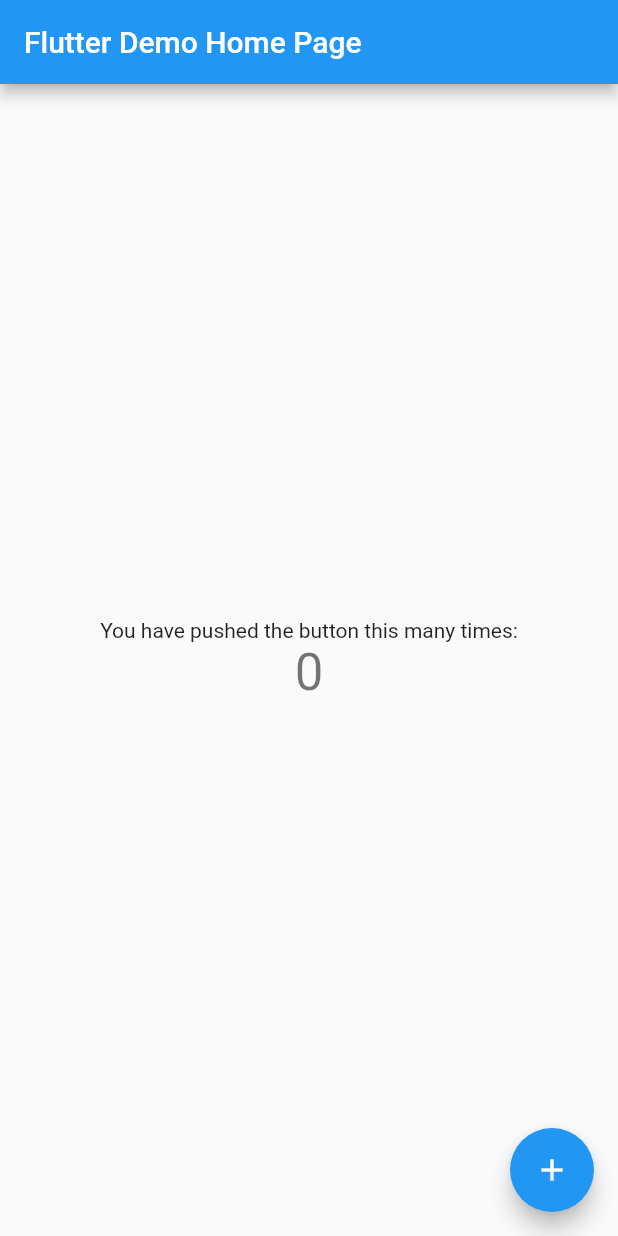
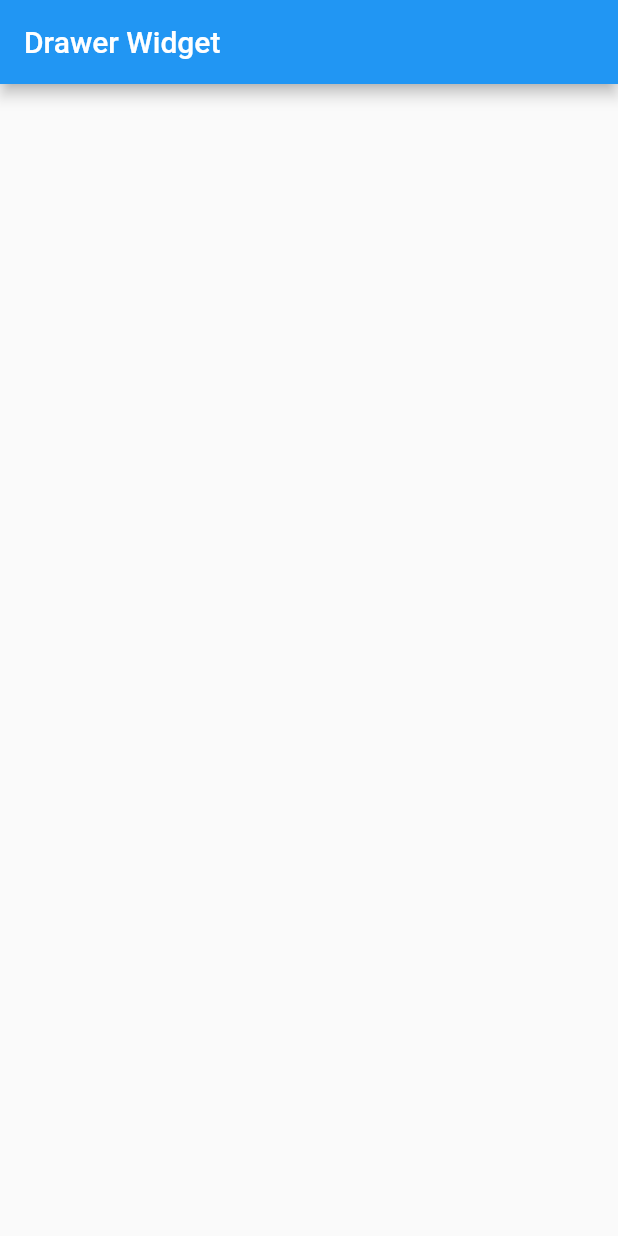
Before and after one commit to furkandeveloper/drawer_widget, a Flutter app: the screen it shows after launch, on a phone screen of 412 x 824 dp. Run offline on Flutter 3.47's test engine with Material 2 defaults, Android fonts, the phone set to English and light mode, and no system bars.

Commit message:
project update

```diff
--- a/drawer_widget/lib/main.dart
+++ b/drawer_widget/lib/main.dart
@@ -1,111 +1,16 @@
+import 'package:drawer_widget/screens/homePageScreen.dart';
 import 'package:flutter/material.dart';
 
-void main() => runApp(MyApp());
+void main() {
+  runApp(HomePage());
+}
 
-class MyApp extends StatelessWidget {
-  // This widget is the root of your application.
+class HomePage extends StatelessWidget {
   @override
   Widget build(BuildContext context) {
     return MaterialApp(
-      title: 'Flutter Demo',
-      theme: ThemeData(
-        // This is the theme of your application.
-        //
-        // Try running your application with "flutter run". You'll see the
-        // application has a blue toolbar. Then, without quitting the app, try
-        // changing the primarySwatch below to Colors.green and then invoke
-        // "hot reload" (press "r" in the console where you ran "flutter run",
-        // or simply save your changes to "hot reload" in a Flutter IDE).
-        // Notice that the counter didn't reset back to zero; the application
-        // is not restarted.
-        primarySwatch: Colors.blue,
-      ),
-      home: MyHomePage(title: 'Flutter Demo Home Page'),
+      home: HomePageScreen(),
     );
   }
+
 }
-
-class MyHomePage extends StatefulWidget {
-  MyHomePage({Key key, this.title}) : super(key: key);
-
-  // This widget is the home page of your application. It is stateful, meaning
-  // that it has a State object (defined below) that contains fields that affect
-  // how it looks.
-
-  // This class is the configuration for the state. It holds the values (in this
-  // case the title) provided by the parent (in this case the App widget) and
-  // used by the build method of the State. Fields in a Widget subclass are
-  // always marked "final".
-
-  final String title;
-
-  @override
-  _MyHomePageState createState() => _MyHomePageState();
-}
-
-class _MyHomePageState extends State<MyHomePage> {
-  int _counter = 0;
-
-  void _incrementCounter() {
-    setState(() {
-      // This call to setState tells the Flutter framework that something has
-      // changed in this State, which causes it to rerun the build method below
-      // so that the display can reflect the updated values. If we changed
-      // _counter without calling setState(), then the build method would not be
-      // called again, and so nothing would appear to happen.
-      _counter++;
-    });
-  }
-
-  @override
-  Widget build(BuildContext context) {
-    // This method is rerun every time setState is called, for instance as done
-    // by the _incrementCounter method above.
-    //
-    // The Flutter framework has been optimized to make rerunning build methods
-    // fast, so that you can just rebuild anything that needs updating rather
-    // than having to individually change instances of widgets.
-    return Scaffold(
-      appBar: AppBar(
-        // Here we take the value from the MyHomePage object that was created by
-        // the App.build method, and use it to set our appbar title.
-        title: Text(widget.title),
-      ),
-      body: Center(
-        // Center is a layout widget. It takes a single child and positions it
-        // in the middle of the parent.
-        child: Column(
-          // Column is also layout widget. It takes a list of children and
-          // arranges them vertically. By default, it sizes itself to fit its
-          // children horizontally, and tries to be as tall as its parent.
-          //
-          // Invoke "debug painting" (press "p" in the console, choose the
-          // "Toggle Debug Paint" action from the Flutter Inspector in Android
-          // Studio, or the "Toggle Debug Paint" command in Visual Studio Code)
-          // to see the wireframe for each widget.
-          //
-          // Column has various properties to control how it sizes itself and
-          // how it positions its children. Here we use mainAxisAlignment to
-          // center the children vertically; the main axis here is the vertical
-          // axis because Columns are vertical (the cross axis would be
-          // horizontal).
-          mainAxisAlignment: MainAxisAlignment.center,
-          children: <Widget>[
-            Text(
-              'You have pushed the button this many times:',
-            ),
-            Text(
-              '$_counter',
-              style: Theme.of(context).textTheme.display1,
-            ),
-          ],
-        ),
-      ),
-      floatingActionButton: FloatingActionButton(
-        onPressed: _incrementCounter,
-        tooltip: 'Increment',
-        child: Icon(Icons.add),
-      ), // This trailing comma makes auto-formatting nicer for build methods.
-    );
-  }
-}
--- /dev/null
+++ b/drawer_widget/lib/screens/homePageScreen.dart
@@ -0,0 +1,23 @@
+import 'package:flutter/cupertino.dart';
+import 'package:flutter/material.dart';
+
+class HomePageScreen extends StatefulWidget {
+  @override
+  State<StatefulWidget> createState() => HomePageState();
+}
+
+class HomePageState extends State<HomePageScreen> {
+  @override
+  Widget build(BuildContext context) {
+    return Scaffold(
+      // bottom overflowed hatası için çözüm;
+      resizeToAvoidBottomPadding: false,
+      appBar: AppBar(
+        title: Text(
+          "Drawer Widget",
+          textDirection: TextDirection.ltr,
+        ),
+      ),
+    );
+  }
+}
```
Also changed, not shown: 1 other file.
